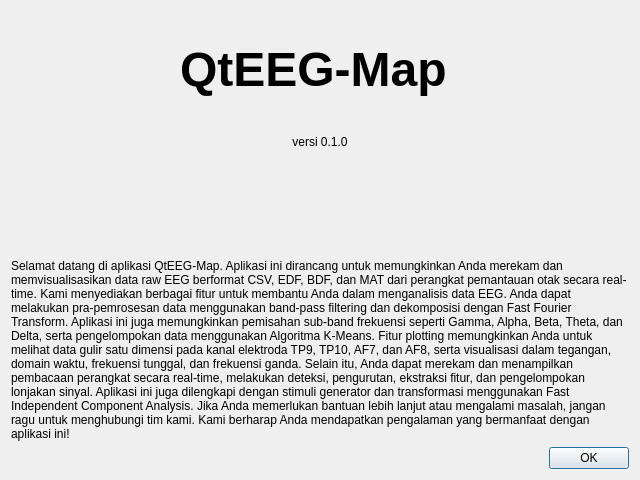
Before: the Qt Designer form ui/help.ui in yusnittta/qteeg-map, drawn with Qt 5.
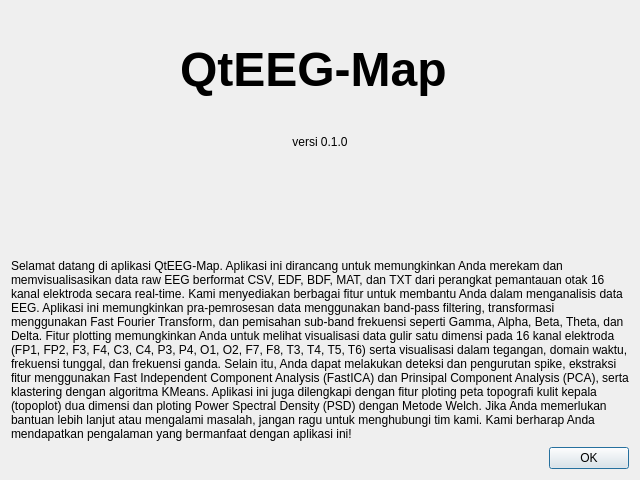
After: the same form once the commit is applied. Icons and pictures are not drawn.

Diff of the .ui file:
```diff
--- a/ui/help.ui
+++ b/ui/help.ui
@@ -38,7 +38,14 @@
    <item row="2" column="0">
     <widget class="QLabel" name="label_4">
      <property name="text">
-      <string>Selamat datang di aplikasi QtEEG-Map. Aplikasi ini dirancang untuk memungkinkan Anda merekam dan memvisualisasikan data raw EEG berformat CSV, EDF, BDF, dan MAT dari perangkat pemantauan otak secara real-time. Kami menyediakan berbagai fitur untuk membantu Anda dalam menganalisis data EEG. Anda dapat melakukan pra-pemrosesan data menggunakan band-pass filtering dan dekomposisi dengan Fast Fourier Transform. Aplikasi ini juga memungkinkan pemisahan sub-band frekuensi seperti Gamma, Alpha, Beta, Theta, dan Delta, serta pengelompokan data menggunakan Algoritma K-Means. Fitur plotting memungkinkan Anda untuk melihat data gulir satu dimensi pada kanal elektroda TP9, TP10, AF7, dan AF8, serta visualisasi dalam tegangan, domain waktu, frekuensi tunggal, dan frekuensi ganda. Selain itu, Anda dapat merekam dan menampilkan pembacaan perangkat secara real-time, melakukan deteksi, pengurutan, ekstraksi fitur, dan pengelompokan lonjakan sinyal. Aplikasi ini juga dilengkapi dengan stimuli generator dan transformasi menggunakan Fast Independent Component Analysis. Jika Anda memerlukan bantuan lebih lanjut atau mengalami masalah, jangan ragu untuk menghubungi tim kami. Kami berharap Anda mendapatkan pengalaman yang bermanfaat dengan aplikasi ini! </string>
+      <string>
+      Selamat datang di aplikasi QtEEG-Map. 
+      Aplikasi ini dirancang untuk memungkinkan Anda merekam dan memvisualisasikan data raw EEG berformat CSV, EDF, BDF, MAT, dan TXT dari perangkat pemantauan otak 16 kanal elektroda secara real-time. 
+      Kami menyediakan berbagai fitur untuk membantu Anda dalam menganalisis data EEG. 
+      Aplikasi ini memungkinkan pra-pemrosesan data menggunakan band-pass filtering, transformasi menggunakan Fast Fourier Transform, dan pemisahan sub-band frekuensi seperti Gamma, Alpha, Beta, Theta, dan Delta.
+      Fitur plotting memungkinkan Anda untuk melihat visualisasi data gulir satu dimensi pada 16 kanal elektroda (FP1, FP2, F3, F4, C3, C4, P3, P4, O1, O2, F7, F8, T3, T4, T5, T6) serta visualisasi dalam tegangan, domain waktu, frekuensi tunggal, dan frekuensi ganda. Selain itu, Anda dapat melakukan deteksi dan pengurutan spike, ekstraksi fitur menggunakan Fast Independent Component Analysis (FastICA) dan Prinsipal Component Analysis (PCA), serta klastering dengan algoritma KMeans. 
+      Aplikasi ini juga dilengkapi dengan fitur ploting peta topografi kulit kepala (topoplot) dua dimensi dan ploting Power Spectral Density (PSD) dengan Metode Welch. 
+      Jika Anda memerlukan bantuan lebih lanjut atau mengalami masalah, jangan ragu untuk menghubungi tim kami. Kami berharap Anda mendapatkan pengalaman yang bermanfaat dengan aplikasi ini! </string>
      </property>
      <property name="textFormat">
       <enum>Qt::RichText</enum>
```
Left out of the diff: 4 changed lines with no effect on the pictures.
